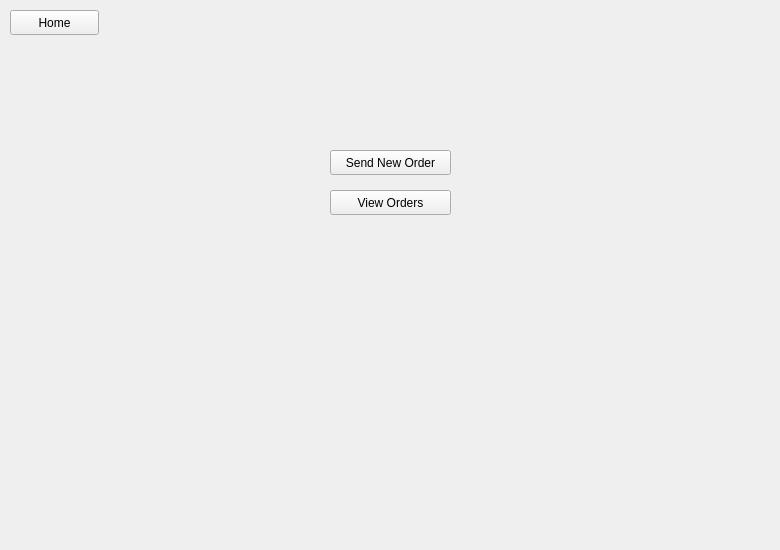
Old version of the form ui/sellerpage.ui in the repository JakWaterfall/E-transport-Marketplace.
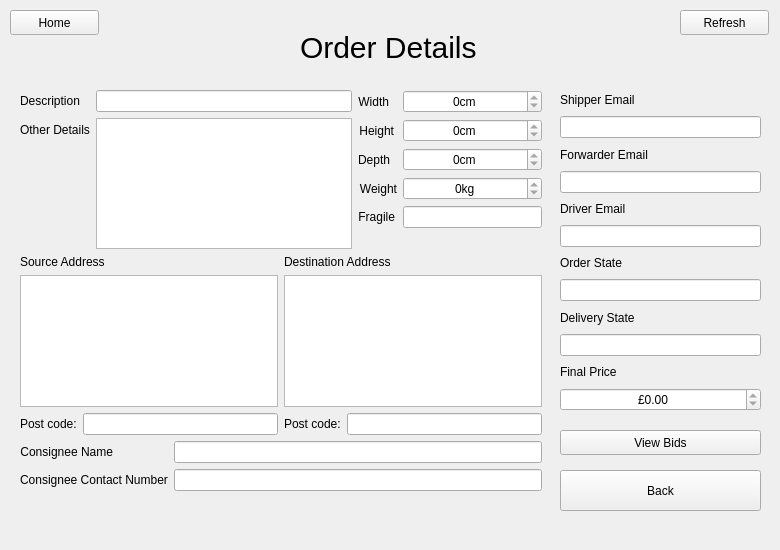
New version of the form. The open tabs and pages were chosen to show the change.

Commit message: implimented bidding on a order and the shipper may accept a bid.

```diff
--- a/ui/sellerpage.ui
+++ b/ui/sellerpage.ui
@@ -22,6 +22,18 @@
      <height>521</height>
     </rect>
    </property>
+   <property name="minimumSize">
+    <size>
+     <width>781</width>
+     <height>521</height>
+    </size>
+   </property>
+   <property name="maximumSize">
+    <size>
+     <width>781</width>
+     <height>521</height>
+    </size>
+   </property>
    <property name="currentIndex">
     <number>2</number>
    </property>
@@ -29,10 +41,10 @@
     <widget class="QPushButton" name="sendOrderScreenBtn">
      <property name="geometry">
       <rect>
-       <x>330</x>
+       <x>300</x>
        <y>120</y>
-       <width>121</width>
-       <height>25</height>
+       <width>171</width>
+       <height>41</height>
       </rect>
      </property>
      <property name="text">
@@ -42,10 +54,10 @@
     <widget class="QPushButton" name="viewOrderScreenBtn">
      <property name="geometry">
       <rect>
-       <x>330</x>
-       <y>160</y>
-       <width>121</width>
-       <height>25</height>
+       <x>300</x>
+       <y>170</y>
+       <width>171</width>
+       <height>41</height>
       </rect>
      </property>
      <property name="text">
@@ -206,13 +218,423 @@
             </property>
            </widget>
           </item>
+         </layout>
+        </item>
+       </layout>
+      </item>
+      <item>
+       <layout class="QGridLayout" name="middleBox_NewOrder">
+        <item row="0" column="0">
+         <widget class="QLabel" name="sourceLabel_NewOrder">
+          <property name="text">
+           <string>Source Address</string>
+          </property>
+          <property name="buddy">
+           <cstring>sourceEdit_NewOrder</cstring>
+          </property>
+         </widget>
+        </item>
+        <item row="1" column="1">
+         <widget class="QPlainTextEdit" name="destEdit_NewOrder">
+          <property name="readOnly">
+           <bool>false</bool>
+          </property>
+         </widget>
+        </item>
+        <item row="2" column="0">
+         <layout class="QHBoxLayout" name="leftPostcodeBox_NewOrder">
+          <item>
+           <widget class="QLabel" name="sourcePostcodeLabel_NewOrder">
+            <property name="text">
+             <string>Post code:</string>
+            </property>
+            <property name="buddy">
+             <cstring>sourcePostcodeEdit_NewOrder</cstring>
+            </property>
+           </widget>
+          </item>
+          <item>
+           <widget class="QLineEdit" name="sourcePostcodeEdit_NewOrder">
+            <property name="text">
+             <string/>
+            </property>
+           </widget>
+          </item>
+         </layout>
+        </item>
+        <item row="2" column="1">
+         <layout class="QHBoxLayout" name="rightPostCodeBox_NewOrder">
+          <item>
+           <widget class="QLabel" name="destPostcodeLabel_NewOrder">
+            <property name="text">
+             <string>Post code:</string>
+            </property>
+            <property name="buddy">
+             <cstring>destPostcodeEdit_NewOrder</cstring>
+            </property>
+           </widget>
+          </item>
+          <item>
+           <widget class="QLineEdit" name="destPostcodeEdit_NewOrder">
+            <property name="text">
+             <string/>
+            </property>
+           </widget>
+          </item>
+         </layout>
+        </item>
+        <item row="1" column="0">
+         <widget class="QPlainTextEdit" name="sourceEdit_NewOrder">
+          <property name="readOnly">
+           <bool>false</bool>
+          </property>
+         </widget>
+        </item>
+        <item row="0" column="1">
+         <widget class="QLabel" name="destLabel_NewOrder">
+          <property name="text">
+           <string>Destination Address</string>
+          </property>
+          <property name="buddy">
+           <cstring>destEdit_NewOrder</cstring>
+          </property>
+         </widget>
+        </item>
+       </layout>
+      </item>
+      <item>
+       <layout class="QFormLayout" name="bottomBox_NewOrder">
+        <item row="0" column="0">
+         <widget class="QLabel" name="consigneeNameLabel_NewOrder">
+          <property name="text">
+           <string>Consignee Name</string>
+          </property>
+          <property name="alignment">
+           <set>Qt::AlignRight|Qt::AlignTrailing|Qt::AlignVCenter</set>
+          </property>
+          <property name="buddy">
+           <cstring>descEdit_NewOrder</cstring>
+          </property>
+         </widget>
+        </item>
+        <item row="0" column="1">
+         <widget class="QLineEdit" name="consigneeNameEdit_NewOrder">
+          <property name="text">
+           <string/>
+          </property>
+         </widget>
+        </item>
+        <item row="1" column="0">
+         <widget class="QLabel" name="consigneeNumLabel_NewOrder">
+          <property name="text">
+           <string>Consignee Contact Number</string>
+          </property>
+          <property name="alignment">
+           <set>Qt::AlignJustify|Qt::AlignVCenter</set>
+          </property>
+          <property name="buddy">
+           <cstring>descEdit_NewOrder</cstring>
+          </property>
+         </widget>
+        </item>
+        <item row="1" column="1">
+         <widget class="QLineEdit" name="consigneeNumEdit_NewOrder">
+          <property name="text">
+           <string/>
+          </property>
+         </widget>
+        </item>
+       </layout>
+      </item>
+     </layout>
+    </widget>
+   </widget>
+   <widget class="QWidget" name="pendingOrdersPage">
+    <widget class="QLabel" name="headerLabel_Orders">
+     <property name="geometry">
+      <rect>
+       <x>290</x>
+       <y>0</y>
+       <width>213</width>
+       <height>34</height>
+      </rect>
+     </property>
+     <property name="styleSheet">
+      <string notr="true">font-size:30px;</string>
+     </property>
+     <property name="text">
+      <string>Pending Orders</string>
+     </property>
+     <property name="alignment">
+      <set>Qt::AlignLeading|Qt::AlignLeft|Qt::AlignVCenter</set>
+     </property>
+     <property name="buddy">
+      <cstring>descEdit_NewOrder</cstring>
+     </property>
+    </widget>
+    <widget class="QLabel" name="doubleClickLabel_Orders">
+     <property name="geometry">
+      <rect>
+       <x>560</x>
+       <y>50</y>
+       <width>186</width>
+       <height>17</height>
+      </rect>
+     </property>
+     <property name="text">
+      <string>Double click to view more...</string>
+     </property>
+     <property name="buddy">
+      <cstring>sourceEdit_NewOrder</cstring>
+     </property>
+    </widget>
+    <widget class="QWidget" name="layoutWidget">
+     <property name="geometry">
+      <rect>
+       <x>30</x>
+       <y>50</y>
+       <width>721</width>
+       <height>441</height>
+      </rect>
+     </property>
+     <layout class="QVBoxLayout" name="listWidgetsBox_Orders">
+      <item>
+       <widget class="QLabel" name="awaitingBidsLabel_Orders">
+        <property name="text">
+         <string>Orders awaiting bids</string>
+        </property>
+        <property name="buddy">
+         <cstring>sourceEdit_NewOrder</cstring>
+        </property>
+       </widget>
+      </item>
+      <item>
+       <widget class="QListWidget" name="awaitingBidsListWidget_Orders"/>
+      </item>
+      <item>
+       <widget class="QLabel" name="awaitingDeliveryLabel_Orders">
+        <property name="text">
+         <string>Orders awaiting delivery</string>
+        </property>
+        <property name="buddy">
+         <cstring>sourceEdit_NewOrder</cstring>
+        </property>
+       </widget>
+      </item>
+      <item>
+       <widget class="QListWidget" name="awaitingDeliveryListWidget_Orders"/>
+      </item>
+     </layout>
+     <zorder>awaitingDeliveryLabel_Orders</zorder>
+     <zorder>awaitingDeliveryListWidget_Orders</zorder>
+     <zorder>awaitingBidsLabel_Orders</zorder>
+     <zorder>awaitingBidsListWidget_Orders</zorder>
+    </widget>
+   </widget>
+   <widget class="QWidget" name="completeOrdersPage">
+    <widget class="QWidget" name="layoutWidget_2">
+     <property name="geometry">
+      <rect>
+       <x>30</x>
+       <y>50</y>
+       <width>721</width>
+       <height>441</height>
+      </rect>
+     </property>
+     <layout class="QVBoxLayout" name="listWidgetsBox_CompOrders">
+      <item>
+       <widget class="QLabel" name="compOrdersLabel_CompOrders">
+        <property name="text">
+         <string>Complated Orders</string>
+        </property>
+        <property name="buddy">
+         <cstring>sourceEdit_NewOrder</cstring>
+        </property>
+       </widget>
+      </item>
+      <item>
+       <widget class="QListWidget" name="compOrdersListWidget_CompOrders"/>
+      </item>
+     </layout>
+    </widget>
+    <widget class="QLabel" name="headerLabel_CompOrders">
+     <property name="geometry">
+      <rect>
+       <x>260</x>
+       <y>0</y>
+       <width>252</width>
+       <height>34</height>
+      </rect>
+     </property>
+     <property name="styleSheet">
+      <string notr="true">font-size:30px;</string>
+     </property>
+     <property name="text">
+      <string>Completed Orders</string>
+     </property>
+     <property name="alignment">
+      <set>Qt::AlignLeading|Qt::AlignLeft|Qt::AlignVCenter</set>
+     </property>
+     <property name="buddy">
+      <cstring>descEdit_NewOrder</cstring>
+     </property>
+    </widget>
+    <widget class="QLabel" name="doubleClickLabel_CompOrders">
+     <property name="geometry">
+      <rect>
+       <x>560</x>
+       <y>50</y>
+       <width>186</width>
+       <height>17</height>
+      </rect>
+     </property>
+     <property name="text">
+      <string>Double click to view more...</string>
+     </property>
+     <property name="buddy">
+      <cstring>sourceEdit_NewOrder</cstring>
+     </property>
+    </widget>
+   </widget>
+   <widget class="QWidget" name="orderDetailsPage">
+    <widget class="QWidget" name="layoutWidget">
+     <property name="geometry">
+      <rect>
+       <x>20</x>
+       <y>60</y>
+       <width>522</width>
+       <height>401</height>
+      </rect>
+     </property>
+     <layout class="QVBoxLayout" name="mainBox_OrderDetails">
+      <item>
+       <layout class="QHBoxLayout" name="topBox_OrderDetails">
+        <item>
+         <layout class="QFormLayout" name="descDetailsForm_OrderDetails">
+          <item row="0" column="0">
+           <widget class="QLabel" name="descLabel_OrderDetails">
+            <property name="text">
+             <string>Description</string>
+            </property>
+            <property name="alignment">
+             <set>Qt::AlignLeading|Qt::AlignLeft|Qt::AlignVCenter</set>
+            </property>
+            <property name="buddy">
+             <cstring>descEdit_NewOrder</cstring>
+            </property>
+           </widget>
+          </item>
+          <item row="0" column="1">
+           <widget class="QLineEdit" name="descEdit_OrderDetails">
+            <property name="text">
+             <string/>
+            </property>
+            <property name="readOnly">
+             <bool>true</bool>
+            </property>
+           </widget>
+          </item>
+          <item row="1" column="0">
+           <widget class="QLabel" name="otherDetailsLabel_OrderDetails">
+            <property name="text">
+             <string>Other Details</string>
+            </property>
+            <property name="buddy">
+             <cstring>otherDetailsEdit_NewOrder</cstring>
+            </property>
+           </widget>
+          </item>
+          <item row="1" column="1">
+           <widget class="QPlainTextEdit" name="otherDetailsEdit_OrderDetails">
+            <property name="enabled">
+             <bool>true</bool>
+            </property>
+            <property name="readOnly">
+             <bool>true</bool>
+            </property>
+            <property name="plainText">
+             <string/>
+            </property>
+           </widget>
+          </item>
+         </layout>
+        </item>
+        <item>
+         <layout class="QFormLayout" name="dimentionsForm_OrderDetails">
+          <item row="0" column="0">
+           <widget class="QLabel" name="widthLabel_OrderDetails">
+            <property name="text">
+             <string>Width</string>
+            </property>
+            <property name="alignment">
+             <set>Qt::AlignRight|Qt::AlignTrailing|Qt::AlignVCenter</set>
+            </property>
+            <property name="buddy">
+             <cstring>widthSpinBox_NewOrder</cstring>
+            </property>
+           </widget>
+          </item>
+          <item row="0" column="1">
+           <widget class="QDoubleSpinBox" name="widthSpinBox_OrderDetails">
+            <property name="alignment">
+             <set>Qt::AlignCenter</set>
+            </property>
+            <property name="readOnly">
+             <bool>true</bool>
+            </property>
+            <property name="prefix">
+             <string/>
+            </property>
+            <property name="suffix">
+             <string>cm</string>
+            </property>
+            <property name="decimals">
+             <number>0</number>
+            </property>
+            <property name="maximum">
+             <double>9999.000000000000000</double>
+            </property>
+           </widget>
+          </item>
+          <item row="1" column="0">
+           <widget class="QLabel" name="heightLabel_OrderDetails">
+            <property name="text">
+             <string>Height</string>
+            </property>
+            <property name="alignment">
+             <set>Qt::AlignRight|Qt::AlignTrailing|Qt::AlignVCenter</set>
+            </property>
+            <property name="buddy">
+             <cstring>heightSpinBox_NewOrder</cstring>
+            </property>
+           </widget>
+          </item>
+          <item row="1" column="1">
+           <widget class="QDoubleSpinBox" name="heightSpinBox_OrderDetails">
+            <property name="alignment">
+             <set>Qt::AlignCenter</set>
+            </property>
+            <property name="readOnly">
+             <bool>true</bool>
+            </property>
+            <property name="prefix">
+             <string/>
+            </property>
+            <property name="suffix">
+             <string>cm</string>
+            </property>
+            <property name="decimals">
+             <number>0</number>
+            </property>
+            <property name="maximum">
+             <double>9999.000000000000000</double>
+            </property>
+           </widget>
+          </item>
           <item row="2" column="0">
-           <widget class="QLabel" name="typeLabel">
-            <property name="frameShadow">
-             <enum>QFrame::Plain</enum>
-            </property>
+           <widget class="QLabel" name="depthLabel_OrderDetails">
             <property name="text">
-             <string>Type</string>
+             <string>Depth</string>
             </property>
             <property name="alignment">
              <set>Qt::AlignRight|Qt::AlignTrailing|Qt::AlignVCenter</set>
@@ -220,29 +642,437 @@
            </widget>
           </item>
           <item row="2" column="1">
-           <widget class="QLineEdit" name="typeEdit">
+           <widget class="QDoubleSpinBox" name="depthSpinBox_OrderDetails">
+            <property name="alignment">
+             <set>Qt::AlignCenter</set>
+            </property>
+            <property name="readOnly">
+             <bool>true</bool>
+            </property>
+            <property name="prefix">
+             <string/>
+            </property>
+            <property name="suffix">
+             <string>cm</string>
+            </property>
+            <property name="decimals">
+             <number>0</number>
+            </property>
+            <property name="maximum">
+             <double>9999.000000000000000</double>
+            </property>
+           </widget>
+          </item>
+          <item row="3" column="0">
+           <widget class="QLabel" name="weightLabel_OrderDetails">
             <property name="text">
+             <string>Weight</string>
+            </property>
+            <property name="alignment">
+             <set>Qt::AlignRight|Qt::AlignTrailing|Qt::AlignVCenter</set>
+            </property>
+            <property name="buddy">
+             <cstring>weightSpinBox_NewOrder</cstring>
+            </property>
+           </widget>
+          </item>
+          <item row="3" column="1">
+           <widget class="QDoubleSpinBox" name="weightSpinBox_OrderDetails">
+            <property name="alignment">
+             <set>Qt::AlignCenter</set>
+            </property>
+            <property name="readOnly">
+             <bool>true</bool>
+            </property>
+            <property name="prefix">
              <string/>
             </property>
+            <property name="suffix">
+             <string>kg</string>
+            </property>
+            <property name="decimals">
+             <number>0</number>
+            </property>
+            <property name="maximum">
+             <double>9999.000000000000000</double>
+            </property>
            </widget>
           </item>
+          <item row="4" column="0">
+           <widget class="QLabel" name="fragileLabel_OrderDetails">
+            <property name="text">
+             <string>Fragile</string>
+            </property>
+            <property name="alignment">
+             <set>Qt::AlignRight|Qt::AlignTrailing|Qt::AlignVCenter</set>
+            </property>
+            <property name="buddy">
+             <cstring>fragileCheckBox_NewOrder</cstring>
+            </property>
+           </widget>
+          </item>
+          <item row="4" column="1">
+           <widget class="QLineEdit" name="fragileEdit_OrderDetails">
+            <property name="text">
+             <string/>
+            </property>
+            <property name="readOnly">
+             <bool>true</bool>
+            </property>
+           </widget>
+          </item>
          </layout>
         </item>
        </layout>
       </item>
       <item>
-       <layout class="QFormLayout" name="formLayout_6">
+       <layout class="QGridLayout" name="middleBox_OrderDetails">
         <item row="0" column="0">
-         <widget class="QLabel" name="otherLabel">
+         <widget class="QLabel" name="sourceLabel_OrderDetails">
           <property name="text">
-           <string>Other Details</string>
+           <string>Source Address</string>
           </property>
          </widget>
         </item>
+        <item row="1" column="1">
+         <widget class="QPlainTextEdit" name="destEdit_OrderDetails">
+          <property name="readOnly">
+           <bool>true</bool>
+          </property>
+          <property name="textInteractionFlags">
+           <set>Qt::TextSelectableByMouse</set>
+          </property>
+         </widget>
+        </item>
+        <item row="2" column="0">
+         <layout class="QHBoxLayout" name="leftPostcodeBox_OrderDetails">
+          <item>
+           <widget class="QLabel" name="sourcePostcodeLabel_OrderDetails">
+            <property name="text">
+             <string>Post code:</string>
+            </property>
+            <property name="buddy">
+             <cstring>sourcePostcodeEdit_NewOrder</cstring>
+            </property>
+           </widget>
+          </item>
+          <item>
+           <widget class="QLineEdit" name="sourcePostcodeEdit_OrderDetails">
+            <property name="text">
+             <string/>
+            </property>
+            <property name="readOnly">
+             <bool>true</bool>
+            </property>
+           </widget>
+          </item>
+         </layout>
+        </item>
+        <item row="2" column="1">
+         <layout class="QHBoxLayout" name="rightPostCodeBox_OrderDetails">
+          <item>
+           <widget class="QLabel" name="destPostcodeLabel_OrderDetails">
+            <property name="text">
+             <string>Post code:</string>
+            </property>
+            <property name="buddy">
+             <cstring>destPostcodeEdit_NewOrder</cstring>
+            </property>
+           </widget>
+          </item>
+          <item>
+           <widget class="QLineEdit" name="destPostcodeEdit_OrderDetails">
+            <property name="text">
+             <string/>
+            </property>
+            <property name="readOnly">
+             <bool>true</bool>
+            </property>
+           </widget>
+          </item>
+         </layout>
+        </item>
+        <item row="1" column="0">
+         <widget class="QPlainTextEdit" name="sourceEdit_OrderDetails">
+          <property name="readOnly">
+           <bool>true</bool>
+          </property>
+          <property name="textInteractionFlags">
+           <set>Qt::TextSelectableByMouse</set>
+          </property>
+         </widget>
+        </item>
         <item row="0" column="1">
-         <widget class="QPlainTextEdit" name="otherDetailsEdit"/>
+         <widget class="QLabel" name="destLabel_OrderDetails">
+          <property name="text">
+           <string>Destination Address</string>
+          </property>
+          <property name="buddy">
+           <cstring>destEdit_NewOrder</cstring>
+          </property>
+         </widget>
         </item>
        </layout>
+      </item>
+      <item>
+       <layout class="QFormLayout" name="bottomBox_OrderDetails">
+        <item row="0" column="0">
+         <widget class="QLabel" name="consigneeNameLabel_OrderDetails">
+          <property name="text">
+           <string>Consignee Name</string>
+          </property>
+          <property name="alignment">
+           <set>Qt::AlignRight|Qt::AlignTrailing|Qt::AlignVCenter</set>
+          </property>
+          <property name="buddy">
+           <cstring>descEdit_NewOrder</cstring>
+          </property>
+         </widget>
+        </item>
+        <item row="0" column="1">
+         <widget class="QLineEdit" name="consigneeNameEdit_OrderDetails">
+          <property name="text">
+           <string/>
+          </property>
+          <property name="readOnly">
+           <bool>true</bool>
+          </property>
+         </widget>
+        </item>
+        <item row="1" column="0">
+         <widget class="QLabel" name="consigneeNumLabel_OrderDetails">
+          <property name="text">
+           <string>Consignee Contact Number</string>
+          </property>
+          <property name="alignment">
+           <set>Qt::AlignJustify|Qt::AlignVCenter</set>
+          </property>
+          <property name="buddy">
+           <cstring>descEdit_NewOrder</cstring>
+          </property>
+         </widget>
+        </item>
+        <item row="1" column="1">
+         <widget class="QLineEdit" name="consigneeNumEdit_OrderDetails">
+          <property name="text">
+           <string/>
+          </property>
+          <property name="readOnly">
+           <bool>true</bool>
+          </property>
+         </widget>
+        </item>
+       </layout>
+      </item>
+     </layout>
+    </widget>
+    <widget class="QPushButton" name="viewBidsBtn_OrderDetails">
+     <property name="geometry">
+      <rect>
+       <x>560</x>
+       <y>400</y>
+       <width>201</width>
+       <height>25</height>
+      </rect>
+     </property>
+     <property name="text">
+      <string>View Bids</string>
+     </property>
+    </widget>
+    <widget class="QLabel" name="headerLabel_OrderDetails">
+     <property name="geometry">
+      <rect>
+       <x>300</x>
+       <y>0</y>
+       <width>183</width>
+       <height>34</height>
+      </rect>
+     </property>
+     <property name="styleSheet">
+      <string notr="true">font-size:30px;</string>
+     </property>
+     <property name="text">
+      <string>Order Details</string>
+     </property>
+     <property name="alignment">
+      <set>Qt::AlignLeading|Qt::AlignLeft|Qt::AlignVCenter</set>
+     </property>
+     <property name="buddy">
+      <cstring>descEdit_NewOrder</cstring>
+     </property>
+    </widget>
+    <widget class="QPushButton" name="backBtn_OrderDetails">
+     <property name="geometry">
+      <rect>
+       <x>560</x>
+       <y>440</y>
+       <width>201</width>
+       <height>41</height>
+      </rect>
+     </property>
+     <property name="text">
+      <string>Back</string>
+     </property>
+    </widget>
+    <widget class="QWidget" name="layoutWidget">
+     <property name="geometry">
+      <rect>
+       <x>560</x>
+       <y>60</y>
+       <width>201</width>
+       <height>321</height>
+      </rect>
+     </property>
+     <layout class="QVBoxLayout" name="contractDetails_OrderDetails">
+      <item>
+       <widget class="QLabel" name="shipperEmailLabel_OrderDetails">
+        <property name="text">
+         <string>Shipper Email</string>
+        </property>
+        <property name="buddy">
+         <cstring>sourceEdit_NewOrder</cstring>
+        </property>
+       </widget>
+      </item>
+      <item>
+       <widget class="QLineEdit" name="shipperEmailEdit_OrderDetails">
+        <property name="enabled">
+         <bool>true</bool>
+        </property>
+        <property name="text">
+         <string/>
+        </property>
+        <property name="readOnly">
+         <bool>true</bool>
+        </property>
+       </widget>
+      </item>
+      <item>
+       <widget class="QLabel" name="forwarderEmailLabel_OrderDetails">
+        <property name="text">
+         <string>Forwarder Email</string>
+        </property>
+        <property name="buddy">
+         <cstring>sourceEdit_NewOrder</cstring>
+        </property>
+       </widget>
+      </item>
+      <item>
+       <widget class="QLineEdit" name="forwarderEmailEdit_OrderDetails">
+        <property name="enabled">
+         <bool>true</bool>
+        </property>
+        <property name="text">
+         <string/>
+        </property>
+        <property name="readOnly">
+         <bool>true</bool>
+        </property>
+       </widget>
+      </item>
+      <item>
+       <widget class="QLabel" name="driverEmailLabel_OrderDetails">
+        <property name="text">
+         <string>Driver Email</string>
+        </property>
+        <property name="buddy">
+         <cstring>sourceEdit_NewOrder</cstring>
+        </property>
+       </widget>
+      </item>
+      <item>
+       <widget class="QLineEdit" name="driverEmailEdit_OrderDetails">
+        <property name="enabled">
+         <bool>true</bool>
+        </property>
+        <property name="text">
+         <string/>
+        </property>
+        <property name="readOnly">
+         <bool>true</bool>
+        </property>
+       </widget>
+      </item>
+      <item>
+       <widget class="QLabel" name="orderStateLabel_OrderDetails">
+        <property name="text">
+         <string>Order State</string>
+        </property>
+        <property name="buddy">
+         <cstring>sourceEdit_NewOrder</cstring>
+        </property>
+       </widget>
+      </item>
+      <item>
+       <widget class="QLineEdit" name="orderStateEdit_OrderDetails">
+        <property name="enabled">
+         <bool>true</bool>
+        </property>
+        <property name="text">
+         <string/>
+        </property>
+        <property name="readOnly">
+         <bool>true</bool>
+        </property>
+       </widget>
+      </item>
+      <item>
+       <widget class="QLabel" name="deliveryStateLabel_OrderDetails">
+        <property name="text">
+         <string>Delivery State</string>
+        </property>
+        <property name="buddy">
+         <cstring>sourceEdit_NewOrder</cstring>
+        </property>
+       </widget>
+      </item>
+      <item>
+       <widget class="QLineEdit" name="deliveryStateEdit_OrderDetails">
+        <property name="enabled">
+         <bool>true</bool>
+        </property>
+        <property name="text">
+         <string/>
+        </property>
+        <property name="readOnly">
+         <bool>true</bool>
+        </property>
+       </widget>
+      </item>
+      <item>
+       <widget class="QLabel" name="finalPriceLabel_OrderDetails">
+        <property name="text">
+         <string>Final Price</string>
+        </property>
+        <property name="buddy">
+         <cstring>sourceEdit_NewOrder</cstring>
+        </property>
+       </widget>
+      </item>
+      <item>
+       <widget class="QDoubleSpinBox" name="finalPriceSpinBox_OrderDetails">
+        <property name="enabled">
+         <bool>true</bool>
+        </property>
+        <property name="alignment">
+         <set>Qt::AlignCenter</set>
+        </property>
+        <property name="readOnly">
+         <bool>true</bool>
+        </property>
+        <property name="prefix">
+         <string>£</string>
+        </property>
+        <property name="suffix">
+         <string/>
+        </property>
+        <property name="decimals">
+         <number>2</number>
+        </property>
+        <property name="maximum">
+         <double>9999.000000000000000</double>
+        </property>
+       </widget>
       </item>
      </layout>
     </widget>
@@ -283,6 +1113,19 @@
     <string>Home</string>
    </property>
   </widget>
+  <widget class="QPushButton" name="refreshBtn">
+   <property name="geometry">
+    <rect>
+     <x>680</x>
+     <y>10</y>
+     <width>89</width>
+     <height>25</height>
+    </rect>
+   </property>
+   <property name="text">
+    <string>Refresh</string>
+   </property>
+  </widget>
  </widget>
  <resources/>
  <connections/>
```
Left out of the diff: 384 changed lines with no effect on the pictures. The commit also changes 28 other files.
